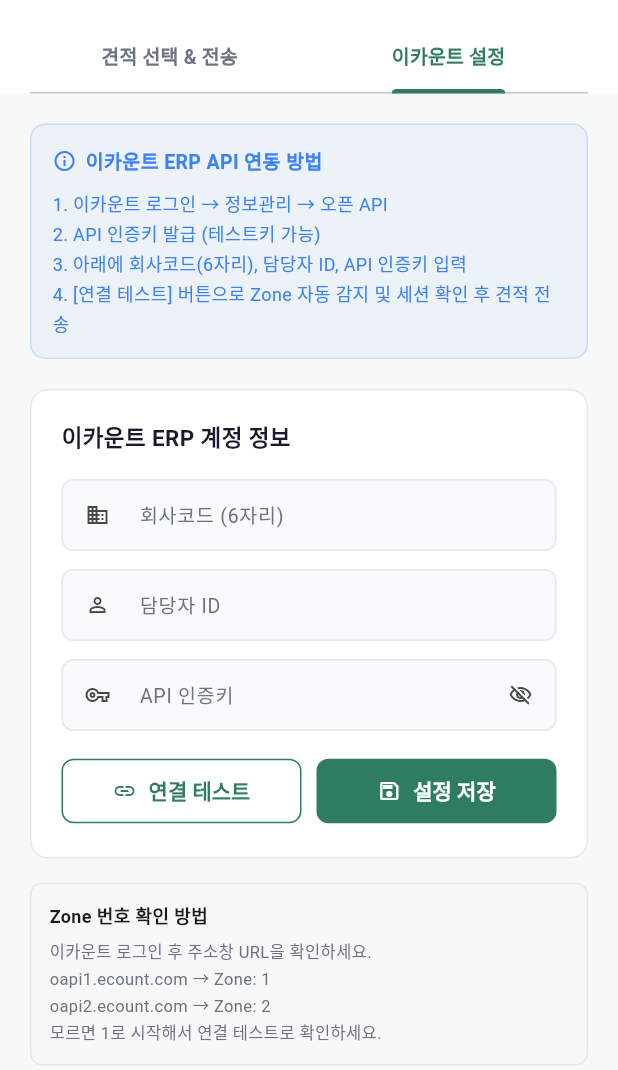
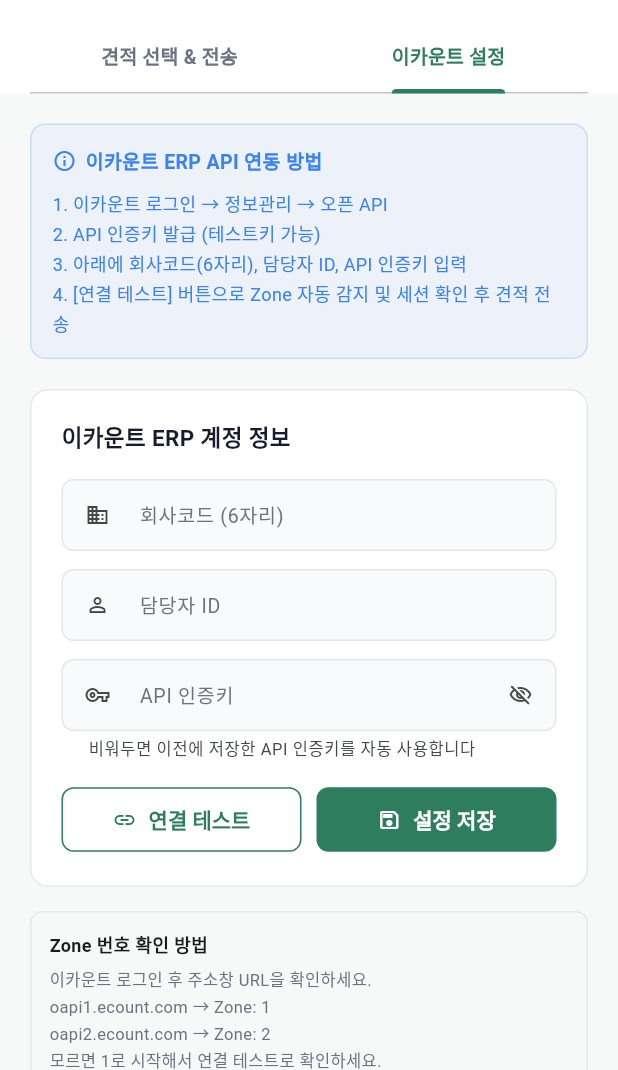
Before and after one commit to seubkun-collab/petsyndrome-app, a Flutter app: the ICountEstimateScreen screen opened by its route, tab 2 chosen, on a phone screen of 412 x 824 dp, the part 166-1236 px from its top. Run offline on Flutter 3.47's test engine with Material 3 defaults, Android fonts, the phone set to English and light mode, and no system bars; our stand-ins replace go_router, hive, hive_flutter; missing offline and left inert: dart:html; accounts and stored records are empty; network calls fail.

Commit message:
fix: 이카운트 API 인증키 자동 사용 - 키 비워도 저장된 키로 로그인
- worker.js: apiCertKey 비어있거나 마스킹값이면 KV 저장 키 자동 사용
- icount_estimate_screen: 키 필드 비워도 연결 테스트 가능 (저장된 키 사용)
- UI: 힌트텍스트 '저장된 키 사용 (변경 시에만 입력)' 으로 변경

```diff
--- a/lib/screens/admin/icount_estimate_screen.dart
+++ b/lib/screens/admin/icount_estimate_screen.dart
@@ -118,9 +118,9 @@
   Future<void> _testConnection() async {
     final code = _companyCodeCtrl.text.trim();
     final user = _userIdCtrl.text.trim();
-    final key = _apiKeyCtrl.text.trim();
-    if (code.isEmpty || user.isEmpty || key.isEmpty) {
-      setState(() => _configStatus = '회사코드, 아이디, API 인증키를 입력하세요.');
+    final key = _apiKeyCtrl.text.trim(); // 비어있으면 서버가 저장된 키 사용
+    if (code.isEmpty || user.isEmpty) {
+      setState(() => _configStatus = '회사코드와 아이디를 입력하세요.');
       return;
     }
     setState(() { _configLoading = true; _configStatus = 'Zone 조회 및 연결 테스트 중...'; _sessionId = null; });
@@ -700,7 +700,9 @@
                       labelText: 'API 인증키',
                       prefixIcon: const Icon(Icons.vpn_key_outlined, size: 16),
                       isDense: true,
-                      hintText: '이카운트에서 발급한 API 인증키를 입력하세요',
+                      hintText: '저장된 키 사용 (변경 시에만 입력)',
+                      helperText: '비워두면 이전에 저장한 API 인증키를 자동 사용합니다',
+                      helperStyle: const TextStyle(fontSize: 11),
                       suffixIcon: IconButton(
                         icon: Icon(_obscureKey ? Icons.visibility_off_outlined : Icons.visibility_outlined, size: 16),
                         onPressed: () => setState(() => _obscureKey = !_obscureKey),
```
Also changed, not shown: 2 other files.
